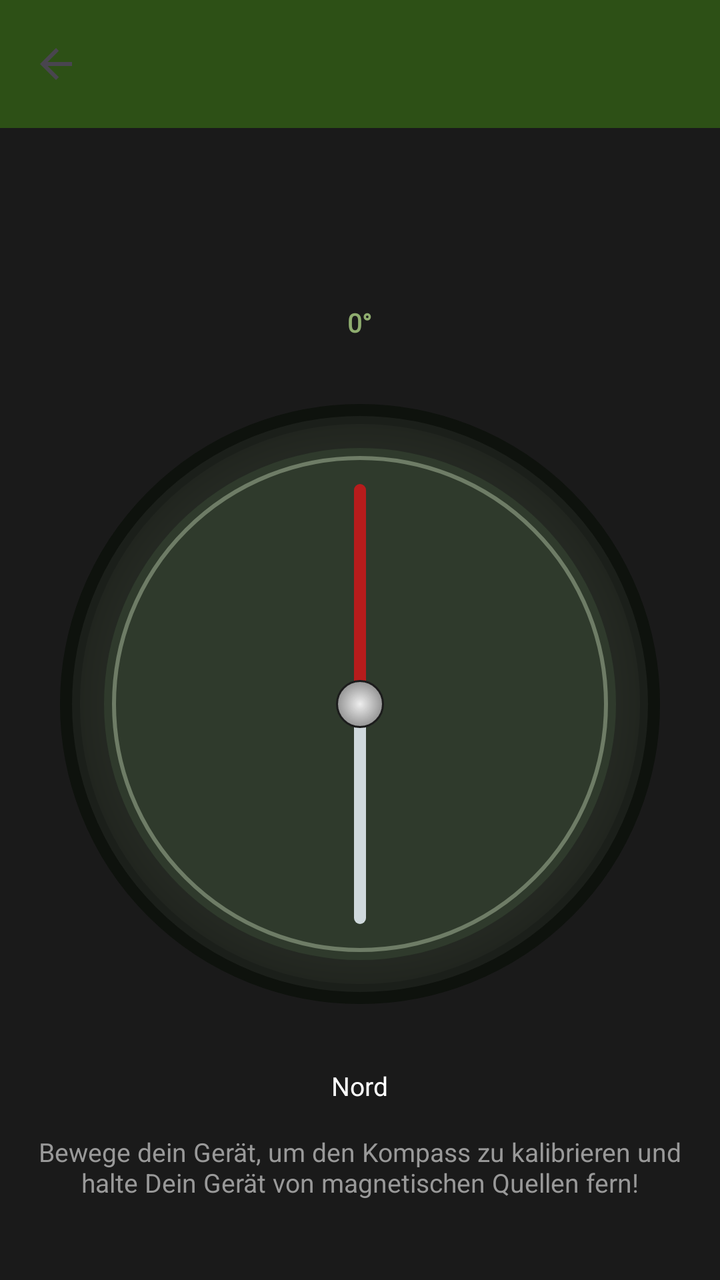
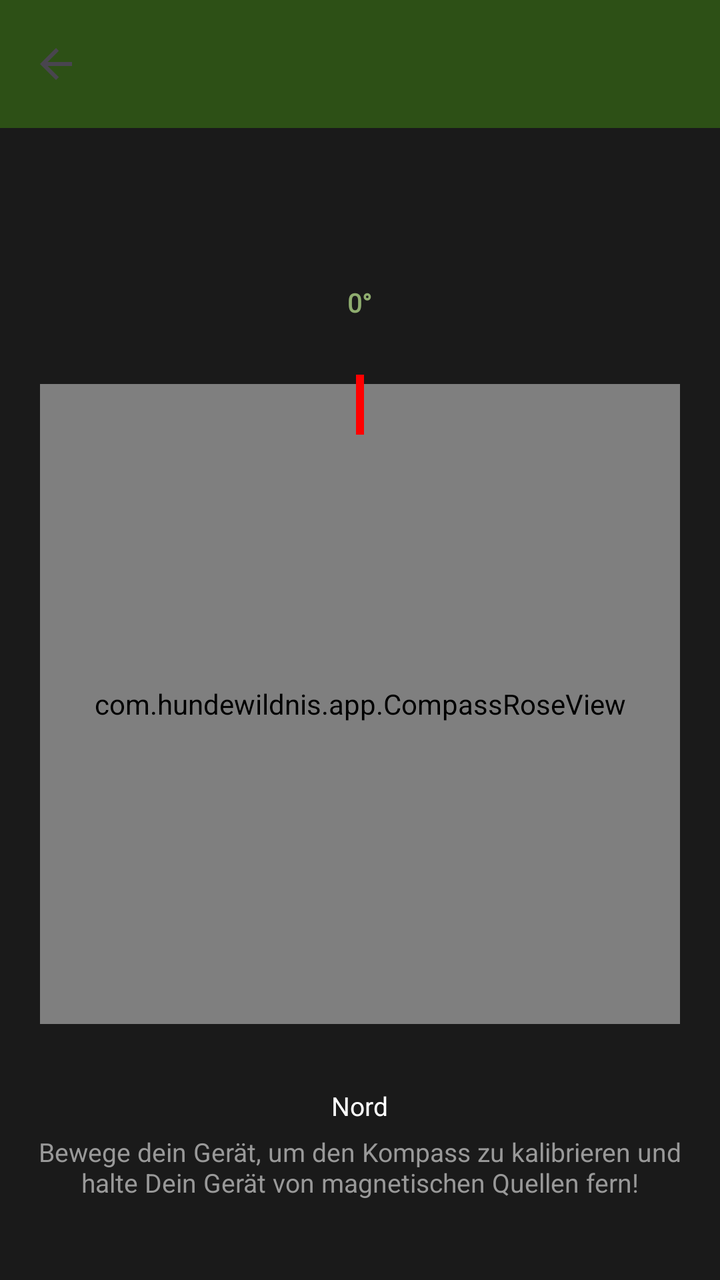

Before-and-after screenshots of an Android layout around one commit, followed by the original layout XML and the change that was made.
<!-- AndroidManifest.xml: application theme Theme.HundeWildnis -->
<!-- res/layout/activity_compass.xml -->
<?xml version="1.0" encoding="utf-8"?>
<androidx.coordinatorlayout.widget.CoordinatorLayout
    xmlns:android="http://schemas.android.com/apk/res/android"
    xmlns:app="http://schemas.android.com/apk/res-auto"
    android:layout_width="match_parent"
    android:layout_height="match_parent"
    android:fitsSystemWindows="false"
    android:background="#1a1a1a">

    <com.google.android.material.appbar.AppBarLayout android:id="@+id/appbar"
        android:layout_width="match_parent"
        android:layout_height="wrap_content">

        <androidx.appcompat.widget.Toolbar
            android:id="@+id/toolbar"
            android:layout_width="match_parent"
            android:layout_height="?attr/actionBarSize"
            android:background="#2d5016"
            app:titleTextColor="#FFFFFF"
            app:navigationIcon="?attr/homeAsUpIndicator" />
    </com.google.android.material.appbar.AppBarLayout>

    <FrameLayout
        android:layout_width="match_parent"
        android:layout_height="match_parent"
        app:layout_behavior="@string/appbar_scrolling_view_behavior">

        <RelativeLayout
            android:layout_width="match_parent"
            android:layout_height="match_parent"
            android:padding="16dp">

            
            <FrameLayout
                android:id="@+id/compassContainer"
                android:layout_width="300dp"
                android:layout_height="wrap_content"
                android:layout_centerInParent="true">

                
                <ImageView
                    android:id="@+id/compassImage"
                    android:layout_width="match_parent"
                    android:layout_height="match_parent"
                    android:contentDescription="Kompass"
                    android:src="@drawable/compass_bg" />

            </FrameLayout>

            
            <TextView
                android:id="@+id/degreeText"
                android:layout_width="wrap_content"
                android:layout_height="wrap_content"
                android:layout_above="@id/compassContainer"
                android:layout_centerHorizontal="true"
                android:layout_marginBottom="32dp"
                android:text="0°"
                android:textColor="#8fad6f"
                android:textSize="@dimen/text_body_medium"
                android:textStyle="bold"
                android:fontFamily="@font/stencil" />

            
            <TextView
                android:id="@+id/directionText"
                android:layout_width="wrap_content"
                android:layout_height="wrap_content"
                android:layout_below="@id/compassContainer"
                android:layout_centerHorizontal="true"
                android:layout_marginTop="32dp"
                android:text="Nord"
                android:textColor="#FFFFFF"
                android:textSize="@dimen/text_body_medium"
                android:textStyle="normal"/>

            
            <TextView
                android:id="@+id/infoText"
                android:layout_width="wrap_content"
                android:layout_height="wrap_content"
                android:layout_alignParentBottom="true"
                android:layout_centerHorizontal="true"
                android:layout_marginBottom="24dp"
                android:text="Bewege dein Gerät, um den Kompass zu kalibrieren und halte Dein Gerät von magnetischen Quellen fern!"
                android:textAlignment="center"
                android:textColor="#999999"
                android:textSize="@dimen/text_body_medium" />

        </RelativeLayout>

    </FrameLayout>

</androidx.coordinatorlayout.widget.CoordinatorLayout>
<!-- resources referenced by this layout -->
<resources>
  <dimen name="text_body_medium">14sp</dimen>
  <!-- drawable compass_bg: vector/xml drawable (drawable, 2768 chars, omitted) -->
  <style name="Theme.HundeWildnis" parent="Base.Theme.HundeWildnis" />
  <style name="Widget.App.Button" parent="Widget.Material3.Button">
          <item name="autoSizeTextType">uniform</item>
          <item name="autoSizeMinTextSize">12sp</item>
          <item name="autoSizeMaxTextSize">@dimen/text_button_large</item>
          <item name="autoSizeStepGranularity">1sp</item>
          <item name="android:maxLines">2</item>
          <item name="android:ellipsize">end</item>
          <item name="android:paddingStart">16dp</item>
          <item name="android:paddingEnd">16dp</item>
          <item name="android:minHeight">60dp</item>
      </style>
  <style name="AlertDialogTheme" parent="ThemeOverlay.Material3.MaterialAlertDialog">
          
          <item name="colorSurface">#FFFFFF</item>
  
          
          <item name="colorOnSurface">#000000</item>
          <item name="android:textColorPrimary">#000000</item>
  
          
          <item name="buttonBarPositiveButtonStyle">@style/DialogButtonStyle.Light</item>
          <item name="buttonBarNegativeButtonStyle">@style/DialogButtonStyle.Light</item>
          <item name="buttonBarNeutralButtonStyle">@style/DialogButtonStyle.Light</item>
  
          
          <item name="buttonBarStyle">@style/Widget.App.ButtonBar</item>
  
          
          <item name="android:buttonStyle">@style/DialogButtonStyle.Light</item>
      </style>
  <style name="Widget.App.Overflow" parent="Widget.AppCompat.ActionButton.Overflow">
          <item name="android:src">@drawable/ic_menu_hamburger</item>
      </style>
  <dimen name="text_button_large">20sp</dimen>
  <style name="DialogButtonStyle.Light" parent="Widget.Material3.Button.TextButton.Dialog">
          
          <item name="android:textColor">#2d5016</item>
  
          
          <item name="android:textSize">13sp</item>
          <item name="android:textAllCaps">false</item>
          <item name="android:maxLines">2</item>
          <item name="android:singleLine">false</item>
          <item name="android:ellipsize">none</item>
          <item name="autoSizeTextType">uniform</item>
          <item name="autoSizeMinTextSize">10sp</item>
          <item name="autoSizeMaxTextSize">16sp</item>
  
          
          <item name="android:paddingStart">2dp</item>
          <item name="android:paddingEnd">2dp</item>
          <item name="android:minWidth">0dp</item>
          <item name="android:insetLeft">0dp</item>
          <item name="android:insetRight">0dp</item>
          <item name="android:insetTop">0dp</item>
          <item name="android:insetBottom">0dp</item>
  
          
          <item name="backgroundTint">@android:color/transparent</item>
  
          
          <item name="rippleColor">#332d5016</item>
      </style>
  <style name="Widget.App.ButtonBar" parent="Widget.AppCompat.ButtonBar.AlertDialog">
          <item name="android:padding">0dp</item>
      </style>
  <!-- drawable ic_menu_hamburger (drawable) -->
  <vector xmlns:android="http://schemas.android.com/apk/res/android"
      android:width="24dp"
      android:height="24dp"
      android:viewportWidth="24"
      android:viewportHeight="24">
      <path
          android:fillColor="#FFFFFF"
          android:pathData="M3,18h18v-2H3V18z M3,13h18v-2H3V13z M3,6v2h18V6H3z" />
  </vector>
  <!-- unchanged entries left out for length: 1 -->
</resources>

<!-- the commit's change to res/layout/activity_compass.xml (unified diff, before → after) -->
@@ -33,19 +33,26 @@
             
             <FrameLayout
                 android:id="@+id/compassContainer"
-                android:layout_width="300dp"
-                android:layout_height="wrap_content"
+                android:layout_width="320dp"
+                android:layout_height="320dp"
                 android:layout_centerInParent="true">
 
                 
-                <ImageView
-                    android:id="@+id/compassImage"
+                <com.hundewildnis.app.CompassRoseView
+                    android:id="@+id/compassRoseView"
                     android:layout_width="match_parent"
-                    android:layout_height="match_parent"
-                    android:contentDescription="Kompass"
-                    android:src="@drawable/compass_bg" />
+                    android:layout_height="match_parent" />
 
             </FrameLayout>
+
+            
+            <View
+                android:layout_width="4dp"
+                android:layout_height="30dp"
+                android:layout_alignTop="@id/compassContainer"
+                android:layout_centerHorizontal="true"
+                android:layout_marginTop="-5dp"
+                android:background="#FF0000" />
 
             
             <TextView
<!-- resource entries referenced after the edit -->
@@ -1,7 +1,6 @@
 <!-- resources referenced by this layout -->
 <resources>
   <dimen name="text_body_medium">14sp</dimen>
-  <!-- drawable compass_bg: vector/xml drawable (drawable, 2768 chars, omitted) -->
   <style name="Theme.HundeWildnis" parent="Base.Theme.HundeWildnis" />
   <style name="Widget.App.Button" parent="Widget.Material3.Button">
           <item name="autoSizeTextType">uniform</item>
